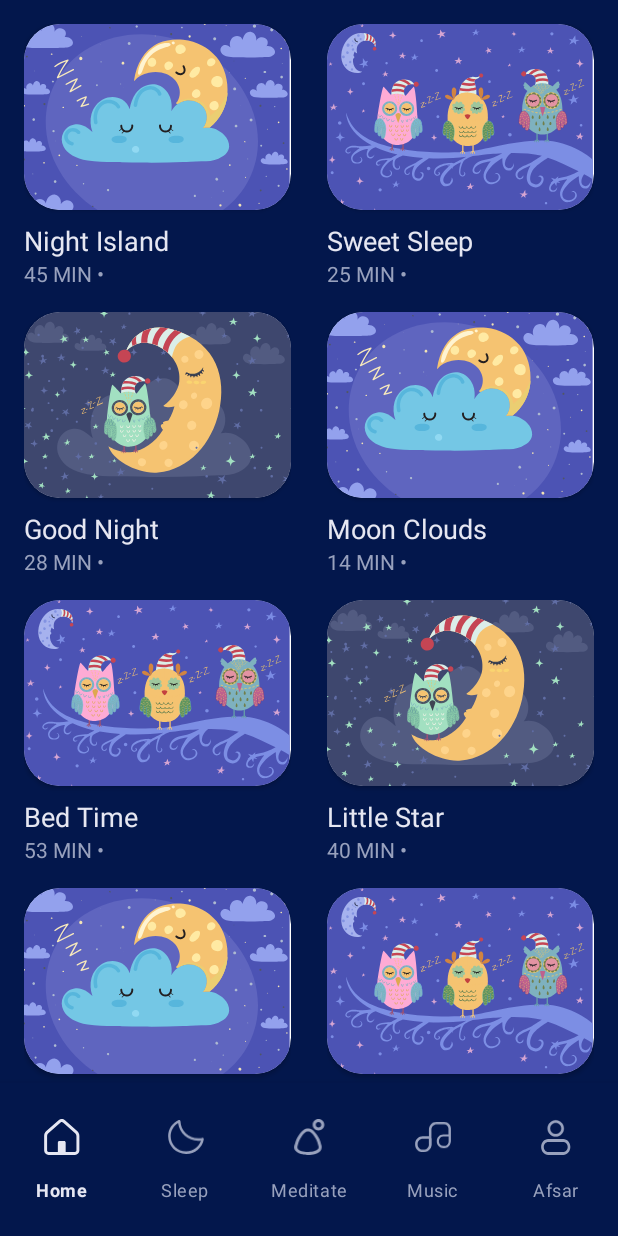
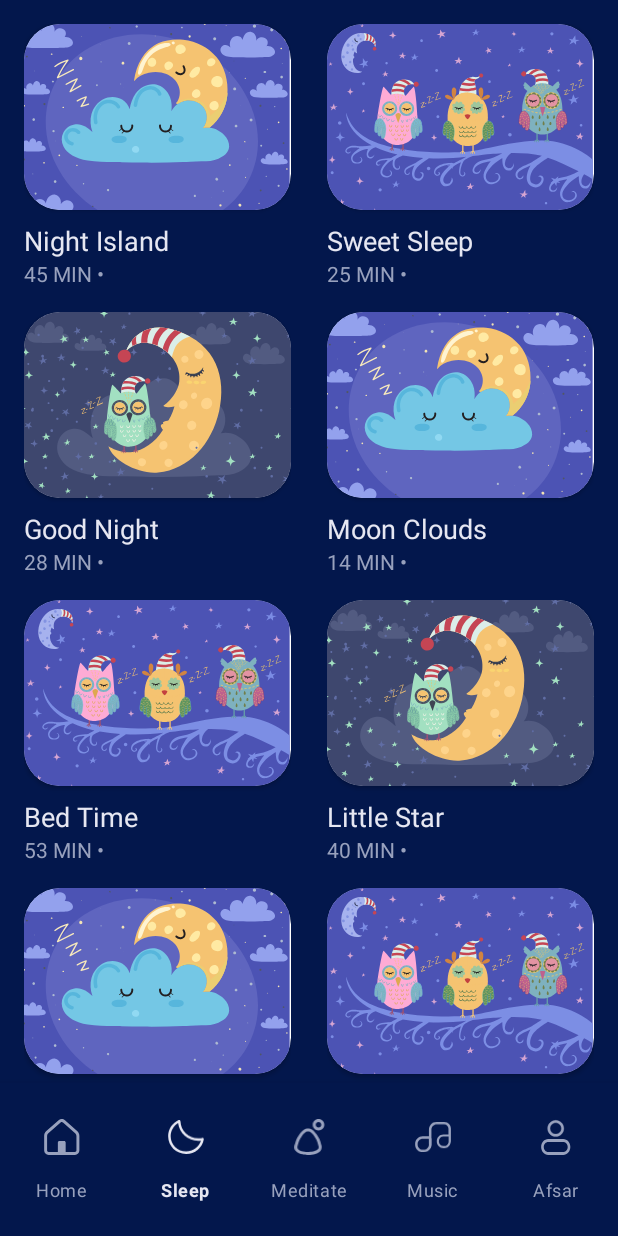
Before and after one commit to DmitryAvanesov/sleep, an Android app: the screen it shows after launch (ListActivity), on a phone screen of 412 x 824 dp. Run offline under Robolectric (Android 15) with nearby library versions, the phone set to English and light mode, and no system bars.

Commit message:
Set a default selected menu item

```diff
--- a/app/src/main/java/com/example/sleep/MainActivity.kt
+++ b/app/src/main/java/com/example/sleep/MainActivity.kt
@@ -1,11 +1,8 @@
 package com.example.sleep
 
 import android.content.Intent
-import android.os.Build
+import android.os.Bundle
 import androidx.appcompat.app.AppCompatActivity
-import android.os.Bundle
-import android.view.Window
-import android.view.WindowManager
 import com.example.sleep.list.ListActivity
 
 class MainActivity : AppCompatActivity(R.layout.activity_main) {
--- a/app/src/main/java/com/example/sleep/list/ListActivity.kt
+++ b/app/src/main/java/com/example/sleep/list/ListActivity.kt
@@ -1,20 +1,13 @@
 package com.example.sleep.list
 
-import android.app.Activity
 import android.os.Bundle
 import android.view.MenuItem
-import android.view.Window
-import android.view.WindowManager
+import android.view.View
 import androidx.appcompat.app.AppCompatActivity
-import androidx.appcompat.content.res.AppCompatResources
-import androidx.core.app.ActivityCompat.invalidateOptionsMenu
 import androidx.fragment.app.add
 import androidx.fragment.app.commit
 import com.example.sleep.R
-import android.view.Menu
 import com.google.android.material.bottomnavigation.BottomNavigationView
-import com.google.android.material.navigation.NavigationView
-
 
 class ListActivity : AppCompatActivity(R.layout.activity_list) {
     override fun onCreate(savedInstanceState: Bundle?) {
@@ -32,6 +25,8 @@ class ListActivity : AppCompatActivity(R.layout.activity_list) {
 
     private fun setOnItemSelectedListener() {
         val menu = findViewById<BottomNavigationView>(R.id.menu)
+        menu.itemIconTintList = null
+        menu.selectedItemId = R.id.menu_sleep
 
         menu.setOnItemSelectedListener {
             when (it.itemId) {
--- a/app/src/main/res/color/menu_item.xml
+++ b/app/src/main/res/color/menu_item.xml
@@ -1,5 +1,5 @@
 <?xml version="1.0" encoding="utf-8"?>
 <selector xmlns:android="http://schemas.android.com/apk/res/android">
     <item android:color="@color/light_pink" android:state_checked="true" />
-    <item android:color="@color/pink" />
+    <item android:color="@color/pink" android:state_checked="false" />
 </selector>
--- a/app/src/main/res/drawable/menu_home.xml
+++ b/app/src/main/res/drawable/ic_menu_home.xml
@@ -1,6 +1,6 @@
 <vector xmlns:android="http://schemas.android.com/apk/res/android"
-    android:width="22dp"
-    android:height="22dp"
+    android:width="11dp"
+    android:height="11dp"
     android:viewportWidth="22"
     android:viewportHeight="22">
   <path
--- a/app/src/main/res/menu/menu.xml
+++ b/app/src/main/res/menu/menu.xml
@@ -2,22 +2,22 @@
 <menu xmlns:android="http://schemas.android.com/apk/res/android">
     <item
         android:id="@+id/menu_home"
-        android:icon="@drawable/menu_home"
+        android:icon="@drawable/ic_menu_home"
         android:title="@string/menu_home" />
     <item
         android:id="@+id/menu_sleep"
-        android:icon="@drawable/menu_sleep"
+        android:icon="@drawable/ic_menu_sleep"
         android:title="@string/menu_sleep" />
     <item
         android:id="@+id/menu_meditate"
-        android:icon="@drawable/menu_meditate"
+        android:icon="@drawable/ic_menu_meditate"
         android:title="@string/menu_meditate" />
     <item
         android:id="@+id/menu_music"
-        android:icon="@drawable/menu_music"
+        android:icon="@drawable/ic_menu_music"
         android:title="@string/menu_music" />
     <item
         android:id="@+id/menu_afsar"
-        android:icon="@drawable/menu_afsar"
+        android:icon="@drawable/ic_menu_author"
         android:title="@string/menu_afsar" />
 </menu>
```
Also changed, not shown: app/src/main/res/drawable/ic_menu_item_highlight.xml (deleted, +0 -9 lines), app/src/main/res/drawable/menu_sleep_selected.xml (deleted, +0 -13 lines), app/src/main/res/drawable/ic_menu_author.xml (renamed from app/src/main/res/drawable/menu_afsar.xml), app/src/main/res/drawable/ic_menu_meditate.xml (renamed from app/src/main/res/drawable/menu_meditate.xml), app/src/main/res/drawable/ic_menu_music.xml (renamed from app/src/main/res/drawable/menu_music.xml), app/src/main/res/drawable/ic_menu_sleep.xml (renamed from app/src/main/res/drawable/menu_sleep.xml).
